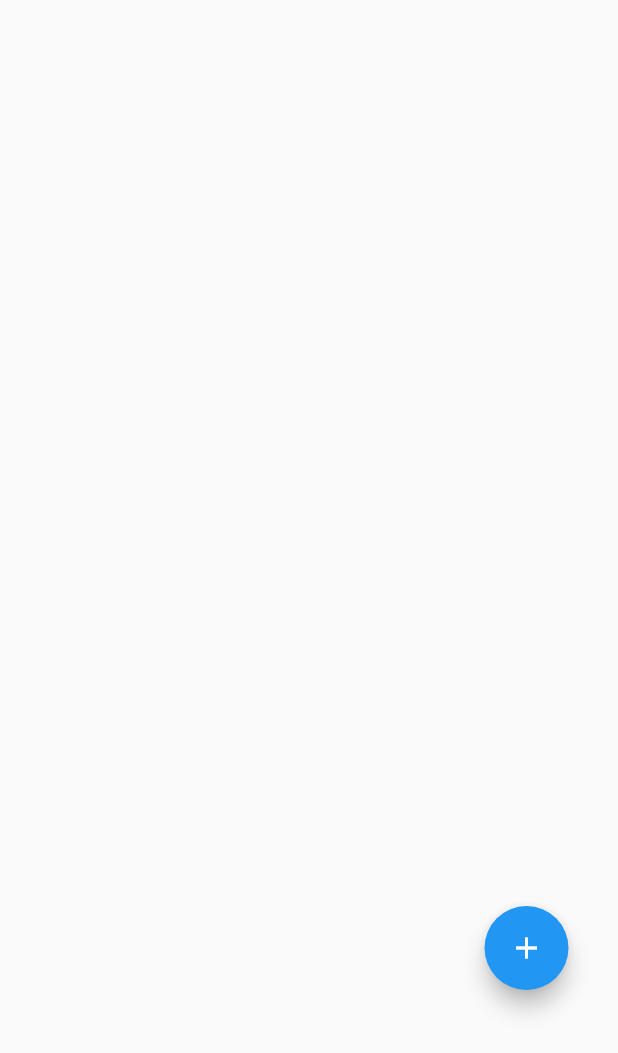
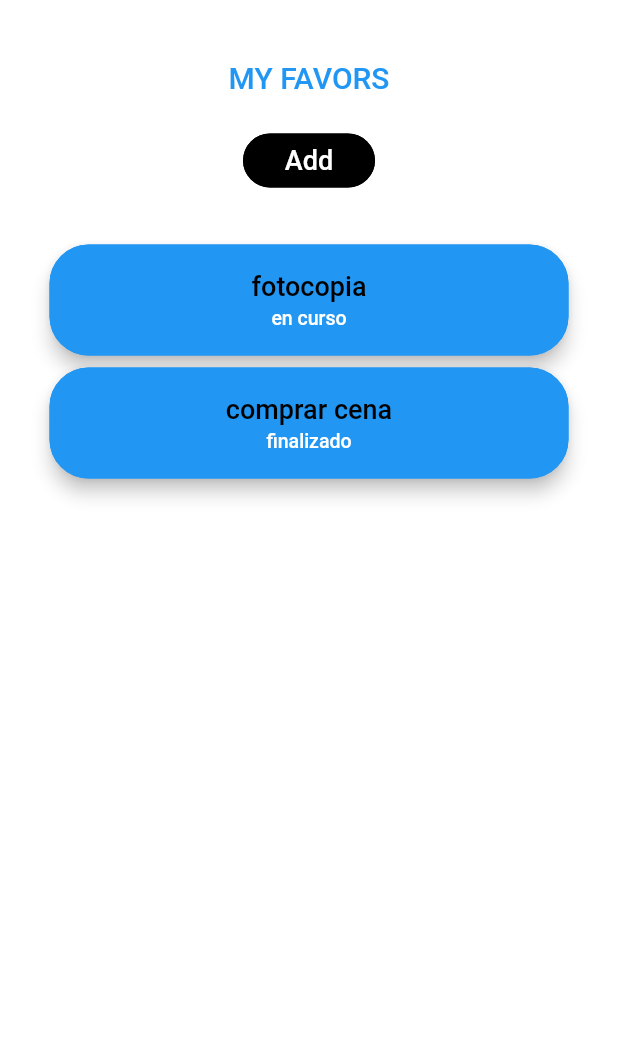
Before and after one commit to laznar/KarmaFlutterG11, a Flutter app: the ChatPage screen opened directly, on a phone screen of 412 x 824 dp. Shown: the top 1053 px of the screen. Run offline on Flutter 3.47's test engine with Material 2 defaults, Android fonts, the phone set to English and light mode, and no system bars; our stand-ins replace cloud_firestore, firebase_auth, firebase_database, shared_preferences; accounts and stored records are empty.

Commit message:
listar mis favores y arreglo del home

```diff
--- a/lib/base_pages/botton_nav.dart
+++ b/lib/base_pages/botton_nav.dart
@@ -56,7 +56,7 @@ class _BottonNavigatorState extends State<BottonNavigator> {
         title: const Text('G11'),
         actions: [
           Container(
-            width: 160.0,
+            width: 100.0,
             alignment: Alignment.center,
             padding: EdgeInsets.all(0),
             child: Image.asset('assets/karma.png', fit: BoxFit.fill),
@@ -90,7 +90,7 @@ class _BottonNavigatorState extends State<BottonNavigator> {
               backgroundColor: Colors.lightBlue,
               label: "Home"),
           BottomNavigationBarItem(
-              icon: Icon(Icons.article),
+              icon: Icon(Icons.chat),
               backgroundColor: Colors.lightBlue,
               label: "Favor"),
           BottomNavigationBarItem(
@@ -98,7 +98,7 @@ class _BottonNavigatorState extends State<BottonNavigator> {
               backgroundColor: Colors.lightBlue,
               label: "Board"),
           BottomNavigationBarItem(
-              icon: Icon(Icons.chat),
+              icon: Icon(Icons.article),
               backgroundColor: Colors.lightBlue,
               label: "Your Favors"),
         ],
--- a/lib/pages/chat_page.dart
+++ b/lib/pages/chat_page.dart
@@ -9,9 +9,10 @@ class ChatPage extends StatefulWidget {
   _ChatPageState createState() => _ChatPageState();
 }
 
-class _ChatPageState extends State<ChatPage> {
+class _ChatPageState extends State<ChatPage> { //enrealidad es la pagina de tus favores
   final controllerTipo = TextEditingController();
   final controllerEspecificaciones= TextEditingController();
+
   void _sendMsg() {
     sendChatMsg("My Text");
   }
@@ -136,6 +137,7 @@ class _ChatPageState extends State<ChatPage> {
                                 ),
                               ),
                               onPressed: () {
+                                _addFavor();
                                 Navigator.of(context).pop();
                               })
                         ],
@@ -153,7 +155,76 @@ class _ChatPageState extends State<ChatPage> {
     );
   }
 
+  Widget card(String favor, String estado,int index) {
+    return Container(
+      child: Card(
+        color: Colors.blue,
+        elevation: 5,
+        shape: RoundedRectangleBorder(
+          side: BorderSide(
+            color: Colors.blue,
+            width: 5.0,
+          ),
+          borderRadius: BorderRadius.circular(26.0),
+        ),
+        child: Column(
+          mainAxisSize: MainAxisSize.min,
+          children: <Widget>[
+            ListTile(
+              contentPadding: EdgeInsets.only(top: 2),
+              title:
+              Padding(
+                padding: EdgeInsets.fromLTRB(0, 0, 0, 0),
+                child: Text(
+                  '$favor',
+                  style: TextStyle(
+                      color: Colors.black,
+                      fontSize: 18,
+                      fontWeight: FontWeight.w500),
+                  textAlign: TextAlign.center,
+                ),
+              ),
 
+              subtitle:Padding(
+                padding: EdgeInsets.fromLTRB(0, 0, 0, 0),
+                child: Text(
+                  '$estado',
+                  style: TextStyle(
+                      color: Colors.white,
+                      fontSize: 13,
+                      fontWeight: FontWeight.w500),
+                  textAlign: TextAlign.center,
+                ),
+              ),
+
+              onTap: () {
+                setState(() {
+
+
+                });
+              },
+            ),
+          ],
+        ),
+      ),
+    );
+  }
+
+
+  Widget myListView(BuildContext context) {
+    // backing data
+    final misfavores = ['fotocopia', 'comprar cena'];
+    final estados = ['en curso', 'finalizado'];
+    return ListView.builder(
+      scrollDirection: Axis.vertical,
+      shrinkWrap: true,
+      padding: const EdgeInsets.all(8),
+      itemCount: misfavores.length,
+      itemBuilder: (context, index) {
+        return card(misfavores[index], estados[index],index);
+      },
+    );
+  }
 
   void _addFavor(){
 
@@ -169,20 +240,57 @@ class _ChatPageState extends State<ChatPage> {
 
   @override
   Widget build(BuildContext context) {
-    return Center(
-      child:
-        Container(
-          margin: EdgeInsets.fromLTRB(300, 450, 10, 10),
-          child:FloatingActionButton(
+    return Scaffold(
+        backgroundColor: Colors.white,
 
-          tooltip: 'Add favor',
-          child: Icon(Icons.add),
-          onPressed: () {
-            _showFavor();
-          },
-        ),
+        body: SingleChildScrollView(
+        child: Center(
+        child: Column(
+        children: [
+
+          Container(
+              alignment: Alignment.center,
+              padding: EdgeInsets.fromLTRB(0, 40, 0, 0),
+              child: Text(
+                'MY FAVORS',
+                style: TextStyle(
+                    color:Colors.blue,
+                    fontWeight: FontWeight.w500,
+                    fontSize: 20),
+              )),
+          Container(
+              margin: EdgeInsets.fromLTRB(21, 20, 21, 0),
+              child:FlatButton(
+                color: Colors.black,
+                shape: RoundedRectangleBorder(
+                    borderRadius: BorderRadius.circular(18.0),
+                    side: BorderSide(color: Colors.black)
+                ),
+
+                child: Text(
+                  'Add',
+                  style: TextStyle(
+                      color: Colors.white,
+                      fontSize: 18,
+                      fontWeight: FontWeight.w500),
+                  textAlign: TextAlign.center,
+                ),
+                onPressed: () {
+                  _showFavor();                },
+              )),
+          Container(
+            margin: EdgeInsets.only(top: 20, right: 21, left: 21),
+            child: myListView(context),
+          ),
+
+
+
+        ]
+
        )
-    );
+    )
+
+    ));
   }
 
 }
--- a/lib/pages/favor_board_page.dart
+++ b/lib/pages/favor_board_page.dart
@@ -95,12 +95,7 @@ class _FavorBoardState extends State<FavorBoard> {
             child: Center(
                 child: Column(children: [
                   SizedBox(height: 40),
-                  Container(
-                    width: 160.0,
-                    alignment: Alignment.center,
-                    padding: EdgeInsets.all(0),
-                    child: Image.asset('assets/karma.png', fit: BoxFit.fill),
-                  ),
+
 
                   SizedBox(height: 10),
                   Container(
--- a/lib/pages/favor_page.dart
+++ b/lib/pages/favor_page.dart
@@ -2,7 +2,7 @@ import 'package:KarmaG11/backend/firebase_real_time.dart';
 import 'package:firebase_database/firebase_database.dart';
 import 'package:flutter/material.dart';
 
-class FavorPage extends StatefulWidget {
+class FavorPage extends StatefulWidget { //en realidad es la pagina de  chat
   @override
   _FavorPageState createState() => _FavorPageState();
 }
--- a/lib/pages/home_page.dart
+++ b/lib/pages/home_page.dart
@@ -67,7 +67,7 @@ class HomePage extends State<HomeView> {
                 fontWeight: FontWeight.bold,
               )),
           SizedBox(height: 20),
-          Text("Últimos movimientos"),
+          Text("Recuerda que para pedir favores gastas 2 karmas y por cada favor que realices ganas 1 karma",textAlign: TextAlign.center,),
           Spacer()
         ]));
     //return _buildBody(context);
```
